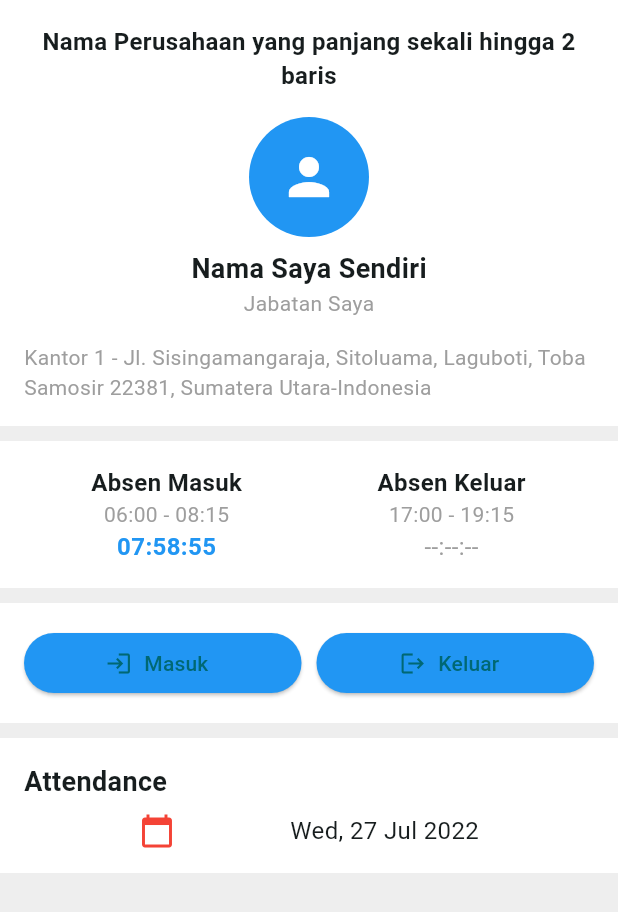
After one commit to samuelsihotang1/attendance_project, a Flutter app: the HomeScreen screen opened by its route, after a tap on "Masuk", after a tap on "Keluar", on a phone screen of 412 x 824 dp. The commit adds this screen. Shown: the top 912 px of the screen. Run offline on Flutter 3.47's test engine with Material 3 defaults, Android fonts, the light colour scheme and no system bars; our stand-ins replace shared_preferences; accounts and stored records are empty; network calls fail.

Commit message:
ui home page mobile

```diff
--- a/mobile/lib/config.dart
+++ b/mobile/lib/config.dart
@@ -2,4 +2,5 @@ class Config {
   static const String API_URL = "http://192.168.100.17:8000/api";
 
   static const String login = "/login";
+  static const String getAllAnnouncement = "/announcement/all";
 }
--- a/mobile/lib/main.dart
+++ b/mobile/lib/main.dart
@@ -1,4 +1,5 @@
 import 'package:flutter/material.dart';
+import 'package:mobile/screen/home_screen.dart';
 import 'package:mobile/screen/login_screen.dart';
 
 void main() {
@@ -18,6 +19,9 @@ class MyApp extends StatelessWidget {
         useMaterial3: true,
       ),
       home: const LoginScreen(),
+      routes: {
+        '/home' : (context) => const HomeScreen(),
+      },
     );
   }
 }
--- /dev/null
+++ b/mobile/lib/model/announcement.dart
@@ -0,0 +1,35 @@
+class Announcement {
+  final int id;
+  final String title;
+  final String content;
+  final String createdAt;
+  final String updatedAt;
+
+  Announcement({
+    required this.id,
+    required this.title,
+    required this.content,
+    required this.createdAt,
+    required this.updatedAt,
+  });
+
+  factory Announcement.fromJson(Map<String, dynamic> json) {
+    return Announcement(
+      id: json['id'],
+      title: json['title'],
+      content: json['content'],
+      createdAt: json['created_at'],
+      updatedAt: json['updated_at'],
+    );
+  }
+
+  Map<String, dynamic> toJson() {
+    return {
+      'id': id,
+      'title': title,
+      'content': content,
+      'created_at': createdAt,
+      'updated_at': updatedAt,
+    };
+  }
+}
--- /dev/null
+++ b/mobile/lib/model/announcement_response.dart
@@ -0,0 +1,25 @@
+import 'announcement.dart';
+
+class AnnouncementResponse {
+  final bool success;
+  final List<Announcement> data;
+
+  AnnouncementResponse({
+    required this.success,
+    required this.data,
+  });
+
+  factory AnnouncementResponse.fromJson(Map<String, dynamic> json) {
+    return AnnouncementResponse(
+      success: json['success'],
+      data: List<Announcement>.from(json["Data"].map((x) => Announcement.fromJson(x))),
+    );
+  }
+
+  Map<String, dynamic> toJson() {
+    return {
+      'success': success,
+      'Data': List<dynamic>.from(data.map((x) => x.toJson())),
+    };
+  }
+}
--- /dev/null
+++ b/mobile/lib/screen/home_screen.dart
@@ -0,0 +1,158 @@
+import 'package:flutter/cupertino.dart';
+import 'package:flutter/material.dart';
+import 'package:mobile/model/announcement_response.dart';
+import 'package:mobile/service/api_service.dart';
+
+import '../model/announcement.dart';
+
+class HomeScreen extends StatefulWidget {
+  const HomeScreen({super.key});
+
+  @override
+  State<HomeScreen> createState() => _HomeScreenState();
+}
+
+class _HomeScreenState extends State<HomeScreen> {
+  final ApiService apiService = ApiService();
+  List<Announcement> announcement = [];
+
+  @override
+  void initState() {
+    super.initState();
+    _getAnnouncement();
+  }
+
+  @override
+  Widget build(BuildContext context) {
+    return Scaffold(
+      backgroundColor: Colors.grey[200],
+      body: SafeArea(
+        child: SingleChildScrollView(
+          child: Column(
+            children: [
+              Container(
+                padding: EdgeInsets.all(16),
+                color: Colors.white,
+                child: const Column(
+                  children: [
+                    Text(
+                      'Nama Perusahaan yang panjang sekali hingga 2 baris',
+                      style: TextStyle(fontWeight: FontWeight.bold, fontSize: 16),
+                      textAlign: TextAlign.center,
+                    ),
+                    SizedBox(height: 16),
+                    CircleAvatar(
+                      radius: 40,
+                      backgroundColor: Colors.blue,
+                      child: Icon(Icons.person, size: 40, color: Colors.white),
+                    ),
+                    SizedBox(height: 8),
+                    Text('Nama Saya Sendiri', style: TextStyle(fontSize: 18, fontWeight: FontWeight.bold)),
+                    Text('Jabatan Saya', style: TextStyle(fontSize: 14, color: Colors.grey)),
+                    SizedBox(height: 16),
+                    Text('Kantor 1 - Jl. Sisingamangaraja, Sitoluama, Laguboti, Toba Samosir 22381, Sumatera Utara-Indonesia',
+                        style: TextStyle(fontSize: 14, color: Colors.grey)),
+                  ],
+                ),
+              ),
+              SizedBox(height: 10),
+              Container(
+                padding: EdgeInsets.all(16),
+                color: Colors.white,
+                child: const Row(
+                  mainAxisAlignment: MainAxisAlignment.spaceEvenly,
+                  children: [
+                    Expanded(
+                      child: Column(
+                        children: [
+                          Text('Absen Masuk', style: TextStyle(fontSize: 16, fontWeight: FontWeight.bold)),
+                          Text('06:00 - 08:15', style: TextStyle(fontSize: 14, color: Colors.grey)),
+                          Text('07:58:55', style: TextStyle(fontSize: 16, color: Colors.blue, fontWeight: FontWeight.bold)),
+                        ],
+                      ),
+                    ),
+                    Expanded(
+                      child: Column(
+                        children: [
+                          Text('Absen Keluar', style: TextStyle(fontSize: 16, fontWeight: FontWeight.bold)),
+                          Text('17:00 - 19:15', style: TextStyle(fontSize: 14, color: Colors.grey)),
+                          Text('--:--:--', style: TextStyle(fontSize: 16, color: Colors.grey)),
+                        ],
+                      ),
+                    ),
+                  ],
+                ),
+              ),
+              const SizedBox(height: 10),
+              Container(
+                padding: EdgeInsets.all(16),
+                color: Colors.white,
+                child: Row(
+                  children: [
+                    Expanded(
+                      child: ElevatedButton.icon(
+                        onPressed: () {},
+                        icon: Icon(Icons.login),
+                        label: Text('Masuk'),
+                        style: ElevatedButton.styleFrom(backgroundColor: Colors.blue),
+                      ),
+                    ),
+                    SizedBox(width: 10),
+                    Expanded(
+                      child: ElevatedButton.icon(
+                        onPressed: () {},
+                        icon: Icon(Icons.logout),
+                        label: Text('Keluar'),
+                        style: ElevatedButton.styleFrom(backgroundColor: Colors.blue),
+                      ),
+                    ),
+                  ],
+                ),
+              ),
+              const SizedBox(height: 10),
+              Container(
+                padding: const EdgeInsets.all(16),
+                color: Colors.white,
+                child: const Column(
+                  crossAxisAlignment: CrossAxisAlignment.start,
+                  children: [
+                    Text('Attendance', style: TextStyle(fontSize: 18, fontWeight: FontWeight.bold)),
+                    SizedBox(height: 8),
+                    Row(
+                      mainAxisAlignment: MainAxisAlignment.spaceEvenly,
+                      children: [
+                        Icon(Icons.calendar_today, color: Colors.red),
+                        Text('Wed, 27 Jul 2022', style: TextStyle(fontSize: 16)),
+                      ],
+                    ),
+                  ],
+                ),
+              ),
+            ],
+          ),
+        ),
+      ),
+    );
+  }
+
+  void _getAnnouncement() async {
+    try {
+      AnnouncementResponse ar = await apiService.getAllAnnouncement();
+      if (ar.success) {
+        setState(() {
+          announcement = ar.data;
+        });
+        print("Announcements fetched successfully.");
+      } else {
+        print("Failed to fetch announcements. No success flag.");
+      }
+    } catch (e) {
+      print('Error fetching announcements: $e');
+      ScaffoldMessenger.of(context).showSnackBar(SnackBar(
+        content: Text('Error fetching announcements: $e'),
+        backgroundColor: Colors.red,
+      ));
+    }
+  }
+
+}
--- a/mobile/lib/service/api_service.dart
+++ b/mobile/lib/service/api_service.dart
@@ -3,6 +3,7 @@ import 'dart:convert';
 import 'package:http/http.dart' as http;
 import 'package:mobile/config.dart';
 import 'package:shared_preferences/shared_preferences.dart';
+import '../model/announcement_response.dart';
 import '../model/login_response.dart';
 
 class ApiService {
@@ -44,6 +45,8 @@ class ApiService {
 
       await _saveToken(loginResponse.token);
 
+      print('Making request to $url with token: $token');
+
       print('Login Response Body: ${response.body}');
 
       return loginResponse;
@@ -51,4 +54,33 @@ class ApiService {
       throw Exception('Status code: ${response.statusCode}');
     }
   }
+
+  Future<AnnouncementResponse> getAllAnnouncement() async {
+    var url = Uri.parse('${Config.API_URL}${Config.getAllAnnouncement}');
+    try {
+      var response = await client.get(
+          url,
+          headers: {
+            'Content-Type': 'application/json',
+            'Authorization': 'Bearer $token',
+          }
+      );
+
+      print('Status code: ${response.statusCode}');
+      print('Response body: ${response.body}');
+
+      print('Making request to $url with token: $token');
+
+      if (response.statusCode == 200) {
+        var jsonResponse = jsonDecode(response.body);
+        var announcementResponse = AnnouncementResponse.fromJson(jsonResponse);
+        return announcementResponse;
+      } else {
+        throw Exception('Failed to load announcements. Status code: ${response.statusCode}');
+      }
+    } catch (e) {
+      print('Error fetching announcements: $e');
+      throw Exception('Error fetching announcements: $e');
+    }
+  }
 }
```
